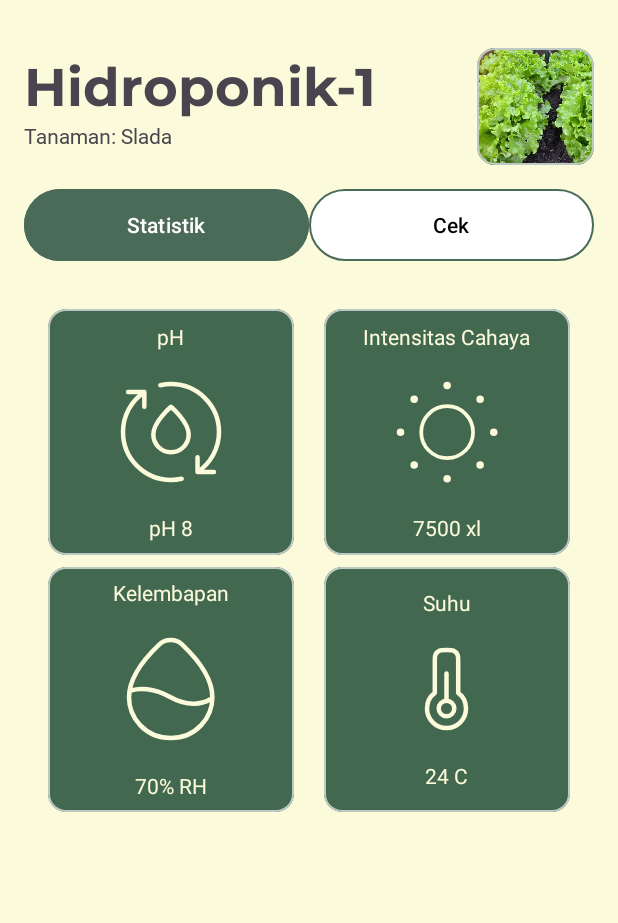
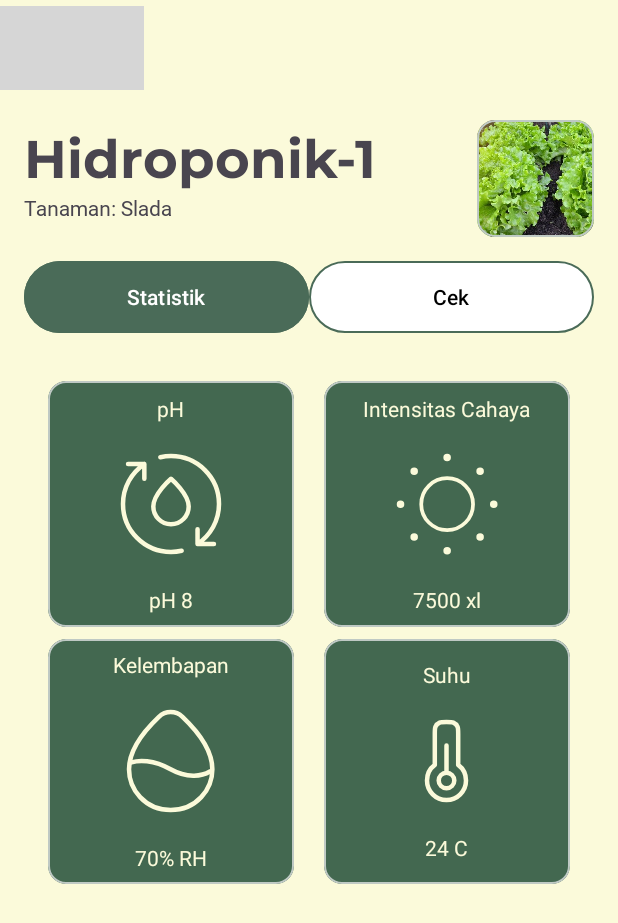
Before and after one commit to HI-PONIC/Mobile-Development, an Android app: the DetailHydroponicStatisticActivity screen opened directly, with no data from a screen before it, on a phone screen of 412 x 824 dp. Shown: the top 923 px of the screen. Run offline under Robolectric (Android 15) with nearby library versions, the phone set to English and light mode, and no system bars; grey boxes are pictures that could not be loaded.

Commit message:
Add appbar layout

```diff
--- a/app/src/main/res/layout/activity_detail_hydroponic_statistic.xml
+++ b/app/src/main/res/layout/activity_detail_hydroponic_statistic.xml
@@ -6,12 +6,32 @@
     android:layout_width="match_parent"
     android:layout_height="match_parent"
     android:background="#FBFADA"
+    android:orientation="vertical"
     tools:context=".DetailHydroponicStatisticActivity">
+
+    <com.google.android.material.appbar.AppBarLayout
+        android:layout_width="match_parent"
+        android:layout_height="wrap_content">
+
+        <com.google.android.material.appbar.MaterialToolbar
+            android:layout_width="match_parent"
+            android:layout_height="wrap_content"
+            android:background="#FBFADA"
+            android:minHeight="?attr/actionBarSize"
+            app:navigationIcon="@drawable/button_arrow" />
+    </com.google.android.material.appbar.AppBarLayout>
+
+    <androidx.core.widget.NestedScrollView
+        android:layout_width="match_parent"
+        android:layout_height="match_parent">
+
 
         <androidx.constraintlayout.widget.ConstraintLayout
             android:layout_width="match_parent"
             android:layout_height="match_parent"
-        android:padding="16dp">
+            android:paddingStart="16dp"
+            android:paddingEnd="16dp"
+            android:paddingBottom="16dp">
 
             <LinearLayout
                 android:id="@+id/linearLayout"
@@ -87,7 +107,7 @@
                 app:layout_constraintTop_toBottomOf="@+id/tablayout"
                 tools:layout_editor_absoluteX="16dp" />
 
-
         </androidx.constraintlayout.widget.ConstraintLayout>
+    </androidx.core.widget.NestedScrollView>
 
 </LinearLayout>
```
Lines whose indentation alone changed are shown as unchanged.
